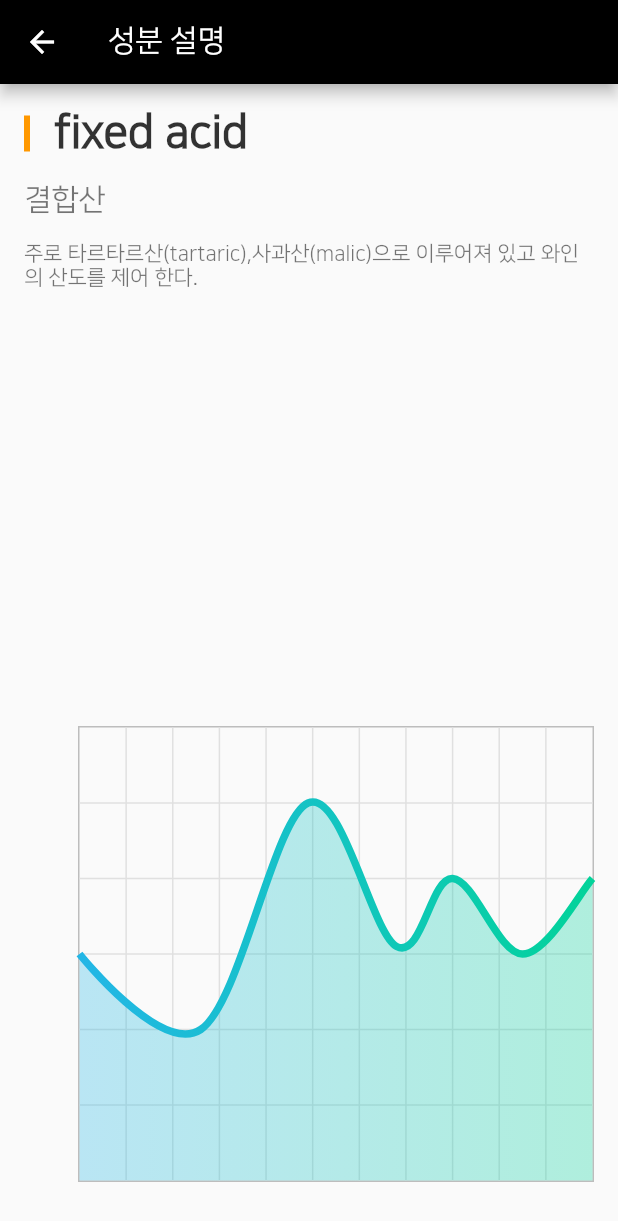
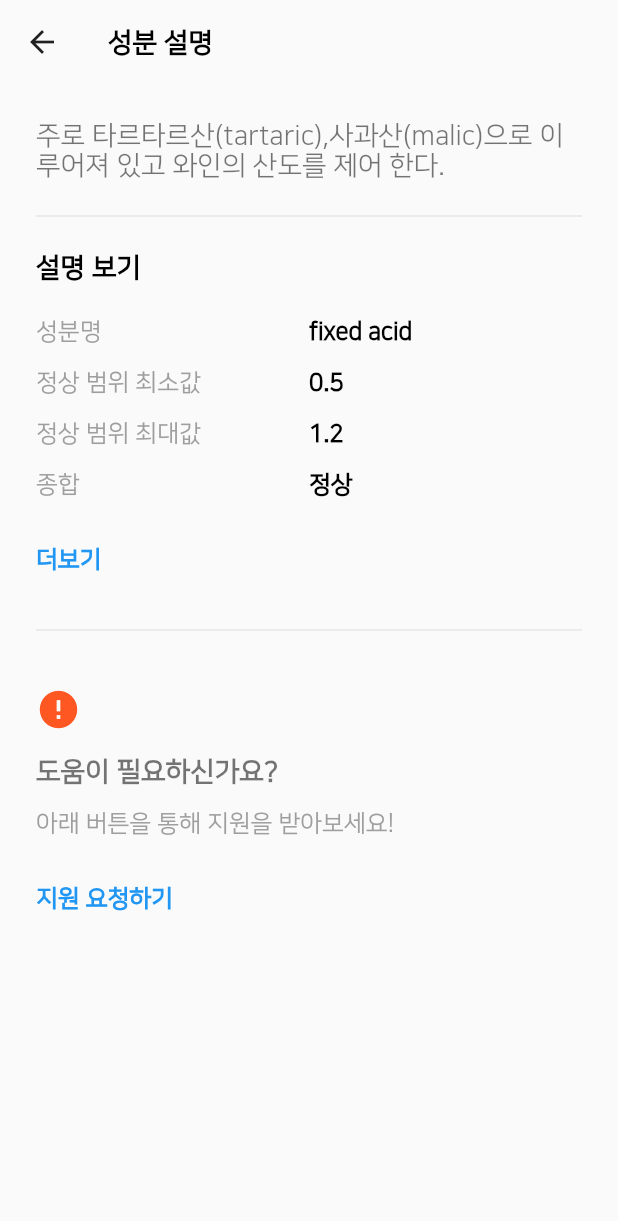
Before and after one commit to kkyy3402/wine_manager, a Flutter app: the HomePage screen opened by its route, after a tap on "fixed acid", on a phone screen of 412 x 824 dp. Shown: the top 1221 px of the screen. Run offline on Flutter 3.47's test engine with Material 2 defaults, Android fonts, the light colour scheme and no system bars; drawn by our look-alikes of fl_chart; our stand-ins replace avatar_glow, get, page_view_indicators, syncfusion_flutter_charts; missing offline and left inert: dart:ffi; network calls fail.

Commit message:
descriptiopn 디자인 수정

```diff
--- a/app/lib/core/route/app_pages.dart
+++ b/app/lib/core/route/app_pages.dart
@@ -20,19 +20,16 @@ class AppPages {
       name: AppRoutes.INGREDIENT_DESCRIPTION_PAGE,
       page: () => DescriptionPage(),
       binding: DescriptionPageBinding(),
-      transition: Transition.cupertino
     ),
     GetPage(
         name: AppRoutes.LOGIN,
         page: () => LoginPage(),
         binding: LoginBinding(),
-        transition: Transition.cupertino
     ),
     GetPage(
         name: AppRoutes.WINE_SELECT_PAGE,
         page: () => WineTypeSelectPage(),
         binding: WineSelectPageBinding(),
-        transition: Transition.cupertino
     ),
   ];
 }
--- a/app/lib/feature/description_page/view/description_page_view.dart
+++ b/app/lib/feature/description_page/view/description_page_view.dart
@@ -18,89 +18,202 @@ class DescriptionPage extends GetView<DescriptionPageController> {
 
     return Scaffold(
       appBar: AppBar(
-        backgroundColor: Colors.black,
-        title: Text("성분 설명"),
+        backgroundColor: Theme.of(context).scaffoldBackgroundColor,
+        elevation: 0,
+        iconTheme: IconThemeData(
+            color: Colors.black87
+        ),
+        title: Text(
+          "성분 설명",
+          style: TextStyle(
+              fontWeight: FontWeight.bold,
+              fontSize: 18,
+              color: Colors.black
+          ),
+        ),
       ),
       body: SafeArea(
-        child: Container(
-          padding: EdgeInsets.all(16),
-          height: Get.height,
-          child: Column(
-            crossAxisAlignment: CrossAxisAlignment.start,
-            children: [
+        child: SingleChildScrollView(
+          child: Container(
+            padding: EdgeInsets.all(24),
+            height: Get.height,
+            child: Column(
+              crossAxisAlignment: CrossAxisAlignment.center,
+              children: [
 
-              Row(
-                children: [
+                Text(
+                  controller.ingredientItem.description ?? "",
+                  style: TextStyle(
+                      color: Colors.black54,
+                      fontSize: 18
+                  ),
+                ),
 
-                  Container(
-                    width: 4,
-                    height: 24,
-                    color: Colors.orange,
-                  ),
+                SizedBox(height: 16),
 
-                  SizedBox(width: 16),
+                Divider(),
 
-                  Text(
-                    controller.ingredientItem.title ?? "",
+                SizedBox(height: 16),
+
+                Container(
+                  width: Get.width,
+                  child: Text(
+                    "설명 보기",
                     style: TextStyle(
-                        fontWeight: FontWeight.w900,
-                        color: Colors.black.withOpacity(0.8),
-                        fontSize: 30
+                        fontSize: 18,
+                        color: Colors.black,
+                        fontWeight: FontWeight.bold
                     ),
                   ),
+                ),
 
-                ],
-              ),
+                SizedBox(height: 16),
 
-              SizedBox(height:16),
+                renderLine("성분명",controller.ingredientItem.title,8),
+                renderLine("정상 범위 최소값","0.5",8),
+                renderLine("정상 범위 최대값","1.2",8),
+                renderLine("종합","정상",8),
 
-              Text(
-                controller.ingredientItem.subtitle ?? "",
-                style: TextStyle(
-                    color: Colors.black54,
-                    fontSize: 20
+                SizedBox(height:24),
+
+                GestureDetector(
+                  onTap: (){
+                    Get.snackbar("알림", "지원하지 않는 기능입니다.");
+                  },
+                  child: Container(
+                    alignment: Alignment.centerLeft,
+                    child: Text(
+                      "더보기",
+                      style: TextStyle(
+                          fontSize: 16,
+                          color: Colors.blue,
+                          fontWeight: FontWeight.bold
+                      ),
+                    ),
+                  ),
                 ),
-              ),
 
-              // SizedBox(height:12),
-              //
-              // Row(
-              //   children: [
-              //
-              //     TagButton("태그 1"),
-              //     TagButton("태그 2")
-              //
-              //   ],
-              // ),
-              // SizedBox(height:12),
-              //
-              // Divider(),
-              //
-              SizedBox(height:16),
+                SizedBox(height: 30),
 
-              Text(
-                controller.ingredientItem.description ?? "",
-                style: TextStyle(
-                  color: Colors.black54,
+                Divider(),
+
+                SizedBox(height: 30),
+
+                Container(
+                  alignment: Alignment.centerLeft,
+                  child: Icon(
+                    Icons.error,
+                    size: 30,
+                    color: Colors.deepOrange,
+                  ),
                 ),
-              ),
 
-              Expanded(child: Container(),),
+                SizedBox(height: 16),
 
-              Container(
-                margin: EdgeInsets.only(left: 36),
-                child: ExampleChart(),
-              )
+                Container(
+                  alignment: Alignment.centerLeft,
+                  child: Text(
+                    "도움이 필요하신가요?",
+                    style: TextStyle(
+                        color: Colors.black54,
+                        fontSize: 18,
+                        fontWeight: FontWeight.bold
+                    ),
+                  ),
+                ),
+
+                SizedBox(height:16),
+
+                Container(
+                  alignment: Alignment.centerLeft,
+                  child: Text(
+                    "아래 버튼을 통해 지원을 받아보세요!",
+                    style: TextStyle(
+                        color: Colors.grey,
+                        fontSize: 16
+                    ),
+                  ),
+                ),
+
+                SizedBox(height:32),
+
+                GestureDetector(
+                  onTap: (){
+                    Get.snackbar("알림", "지원하지 않는 기능입니다.");
+                  },
+                  child: Container(
+                    alignment: Alignment.centerLeft,
+                    child: Text(
+                      "지원 요청하기",
+                      style: TextStyle(
+                          fontSize: 16,
+                          color: Colors.blue,
+                          fontWeight: FontWeight.bold
+                      ),
+                    ),
+                  ),
+                )
+
+
+                // Text(
+                //   controller.ingredientItem.subtitle ?? "",
+                //   style: TextStyle(
+                //       color: Colors.black54,
+                //       fontSize: 20
+                //   ),
+                // ),
+
+                // SizedBox(height:16),
+                //
+                // Container(
+                //   margin: EdgeInsets.only(left: 36),
+                //   child: ExampleChart(),
+                // )
 
 
 
 
 
-            ],
+              ],
+            ),
           ),
         ),
       ),
     );
   }
 
+  Widget renderLine(String? title, String? content, double verticalMargin){
+    return Container(
+      margin: EdgeInsets.only(top: verticalMargin, bottom: verticalMargin),
+      child: Row(
+        mainAxisSize: MainAxisSize.max,
+        children: [
+          Expanded(
+            flex: 1,
+            child: Text(
+              title ?? "",
+              style: TextStyle(
+                  color: Colors.grey,
+                  fontSize: 16
+              ),
+            ),
+          ),
+
+          Flexible(
+              flex: 1,
+              child: Text(
+                content ?? "",
+                style: TextStyle(
+                    fontSize: 16,
+                    color: Colors.black,
+                    fontWeight: FontWeight.bold
+                ),
+              )
+          ),
+
+        ],
+      ),
+    );
+  }
+
 }
```
Also changed, not shown: 1 other file.
